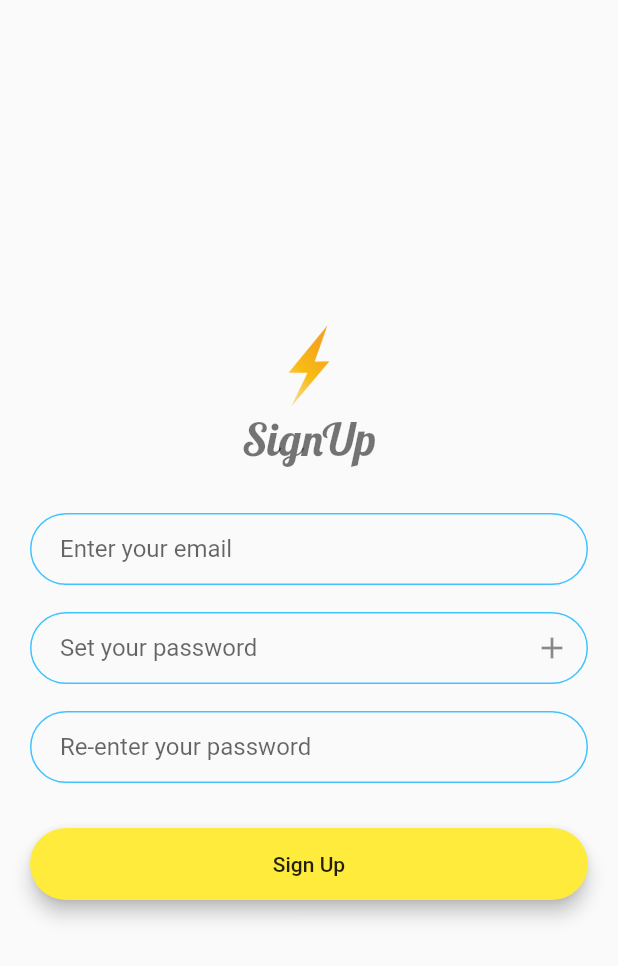
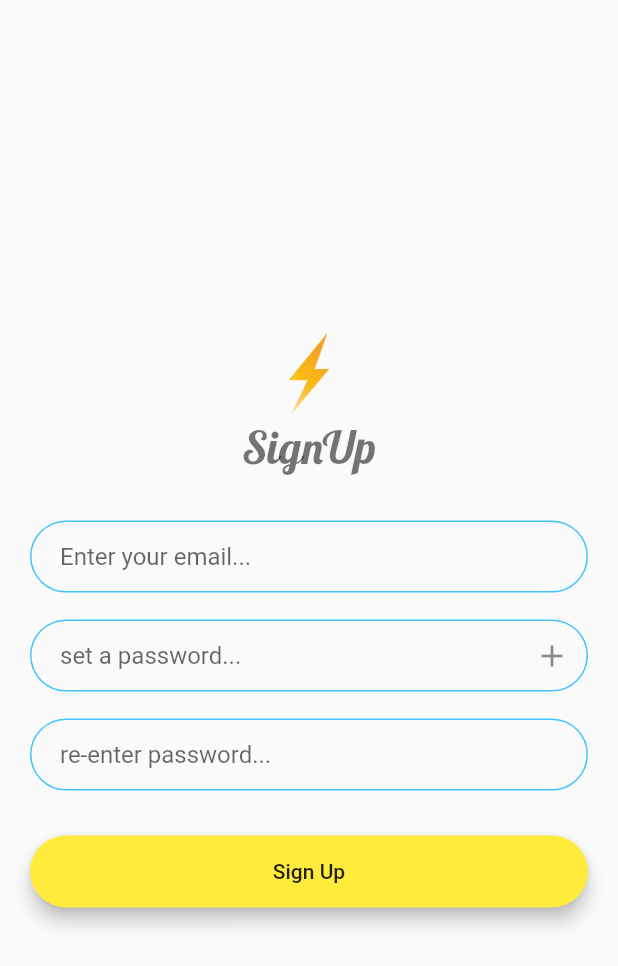
Before and after one commit to yogesh-1305/Flash_chat, a Flutter app: the SignupScreen screen opened by its route, on a phone screen of 412 x 824 dp. Shown: the top 966 px of the screen. Run offline on Flutter 3.47's test engine with Material 2 defaults, Android fonts, the phone set to English and light mode, and no system bars; our stand-ins replace flutter_spinkit.

Commit message:
code re-factored

```diff
--- /dev/null
+++ b/lib/round_button/round_button.dart
@@ -0,0 +1,34 @@
+import 'package:flutter/material.dart';
+
+class RoundButton extends StatelessWidget {
+  RoundButton(
+      {@required this.text,
+      @required this.function,
+      this.color,
+      this.elevation});
+
+  final String? text;
+  final Color? color;
+  final double? elevation;
+  final Function()? function;
+
+  @override
+  Widget build(BuildContext context) {
+    return Padding(
+      padding: const EdgeInsets.only(top: 10, left: 20, right: 20),
+      child: Material(
+        elevation: elevation!,
+        color: color!,
+        borderRadius: BorderRadius.circular(30.0),
+        child: MaterialButton(
+          onPressed: function,
+          minWidth: 200.0,
+          height: 42.0,
+          child: Text(
+            '$text',
+          ),
+        ),
+      ),
+    );
+  }
+}
--- a/lib/screens/signup_screen.dart
+++ b/lib/screens/signup_screen.dart
@@ -1,3 +1,4 @@
+import 'package:flash_chat/round_button/round_button.dart';
 import 'package:flash_chat/utilities/constants.dart';
 import 'package:flutter/material.dart';
 
@@ -44,25 +45,8 @@ class _SignupScreenState extends State<SignupScreen> {
                   email = value;
                 },
                 textInputAction: TextInputAction.next,
-              decoration: InputDecoration(
-                hintText: 'Enter your email',
-                contentPadding:
-                    EdgeInsets.symmetric(vertical: 10.0, horizontal: 20.0),
-                border: OutlineInputBorder(
-                  borderRadius: BorderRadius.all(Radius.circular(32.0)),
-                ),
-                enabledBorder: OutlineInputBorder(
-                  borderSide:
-                      BorderSide(color: Colors.lightBlueAccent, width: 1.0),
-                  borderRadius: BorderRadius.all(Radius.circular(32.0)),
-                ),
-                focusedBorder: OutlineInputBorder(
-                  borderSide:
-                      BorderSide(color: Colors.lightBlueAccent, width: 2.0),
-                  borderRadius: BorderRadius.all(Radius.circular(32.0)),
-                ),
-              ),
-            ),
+                decoration: inputFieldDecoration.copyWith(
+                    hintText: 'Enter your email...')),
           ),
           SizedBox(
             height: 8.0,
@@ -75,7 +59,8 @@ class _SignupScreenState extends State<SignupScreen> {
                 //Do something with the user input.
                 password = value;
               },
-              decoration: InputDecoration(
+              decoration: inputFieldDecoration.copyWith(
+                hintText: 'set a password...',
                 suffixIcon: IconButton(
                   onPressed: () {
                     setState(() {
@@ -85,22 +70,6 @@ class _SignupScreenState extends State<SignupScreen> {
                     });
                   },
                   icon: Icon(Icons.add),
-                ),
-                hintText: 'Set your password',
-                contentPadding:
-                    EdgeInsets.symmetric(vertical: 10.0, horizontal: 20.0),
-                border: OutlineInputBorder(
-                  borderRadius: BorderRadius.all(Radius.circular(32.0)),
-                ),
-                enabledBorder: OutlineInputBorder(
-                  borderSide:
-                      BorderSide(color: Colors.lightBlueAccent, width: 1.0),
-                  borderRadius: BorderRadius.all(Radius.circular(32.0)),
-                ),
-                focusedBorder: OutlineInputBorder(
-                  borderSide:
-                      BorderSide(color: Colors.lightBlueAccent, width: 2.0),
-                  borderRadius: BorderRadius.all(Radius.circular(32.0)),
                 ),
               ),
               textInputAction: TextInputAction.next,
@@ -117,37 +86,18 @@ class _SignupScreenState extends State<SignupScreen> {
                 reEnteredPassword = value;
               },
               textInputAction: TextInputAction.next,
-              decoration: InputDecoration(
-                hintText: 'Re-enter your password',
-                contentPadding:
-                    EdgeInsets.symmetric(vertical: 10.0, horizontal: 20.0),
-                border: OutlineInputBorder(
-                  borderRadius: BorderRadius.all(Radius.circular(32.0)),
-                ),
-                enabledBorder: OutlineInputBorder(
-                  borderSide:
-                      BorderSide(color: Colors.lightBlueAccent, width: 1.0),
-                  borderRadius: BorderRadius.all(Radius.circular(32.0)),
-                ),
-                focusedBorder: OutlineInputBorder(
-                  borderSide:
-                      BorderSide(color: Colors.lightBlueAccent, width: 2.0),
-                  borderRadius: BorderRadius.all(Radius.circular(32.0)),
-                ),
-              ),
+              decoration: inputFieldDecoration.copyWith(
+                  hintText: 're-enter password...'),
             ),
           ),
           SizedBox(
             height: 20.0,
           ),
-          Padding(
-            padding: EdgeInsets.symmetric(vertical: 10, horizontal: 20),
-            child: Material(
+          RoundButton(
+            text: "Sign Up",
             color: Colors.yellow,
-              borderRadius: BorderRadius.all(Radius.circular(30.0)),
-              elevation: 5.0,
-              child: MaterialButton(
-                onPressed: () {
+            elevation: 5,
+            function: () {
               // validating email address
               if (!isMailValid(email)) {
                 ScaffoldMessenger.of(context).showSnackBar(
@@ -161,8 +111,7 @@ class _SignupScreenState extends State<SignupScreen> {
                     content: Text('Please set a password'),
                   ),
                 );
-                  } else if (password.isNotEmpty &&
-                      password != reEnteredPassword) {
+              } else if (password.isNotEmpty && password != reEnteredPassword) {
                 ScaffoldMessenger.of(context).showSnackBar(
                   SnackBar(
                     content: Text('Passwords did not match'),
@@ -176,13 +125,6 @@ class _SignupScreenState extends State<SignupScreen> {
                 );
               }
             },
-                minWidth: 200.0,
-                height: 42.0,
-                child: Text(
-                  'Sign Up',
-                ),
-              ),
-            ),
           ),
         ],
       ),
--- a/lib/utilities/constants.dart
+++ b/lib/utilities/constants.dart
@@ -6,3 +6,18 @@ const logoTextStyle =
 bool isMailValid(String mail) {
   return RegExp("[a-zA-Z0-9._-]+@[a-z]+\\.+[a-z]+").hasMatch(mail);
 }
+
+const inputFieldDecoration = InputDecoration(
+  contentPadding: EdgeInsets.symmetric(vertical: 10.0, horizontal: 20.0),
+  border: OutlineInputBorder(
+    borderRadius: BorderRadius.all(Radius.circular(32.0)),
+  ),
+  enabledBorder: OutlineInputBorder(
+    borderSide: BorderSide(color: Colors.lightBlueAccent, width: 1.0),
+    borderRadius: BorderRadius.all(Radius.circular(32.0)),
+  ),
+  focusedBorder: OutlineInputBorder(
+    borderSide: BorderSide(color: Colors.lightBlueAccent, width: 2.0),
+    borderRadius: BorderRadius.all(Radius.circular(32.0)),
+  ),
+);
```
Also changed, not shown: lib/screens/login_screen.dart (+9 -48 lines), lib/screens/welcome_screen.dart (+9 -30 lines). Lines whose indentation alone changed are shown as unchanged.
